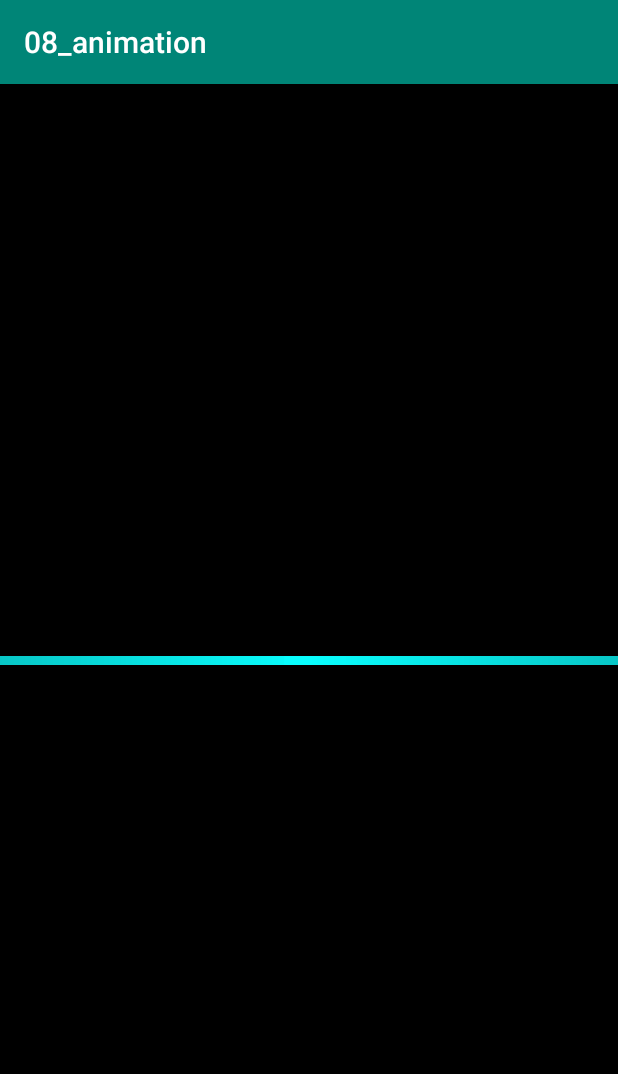
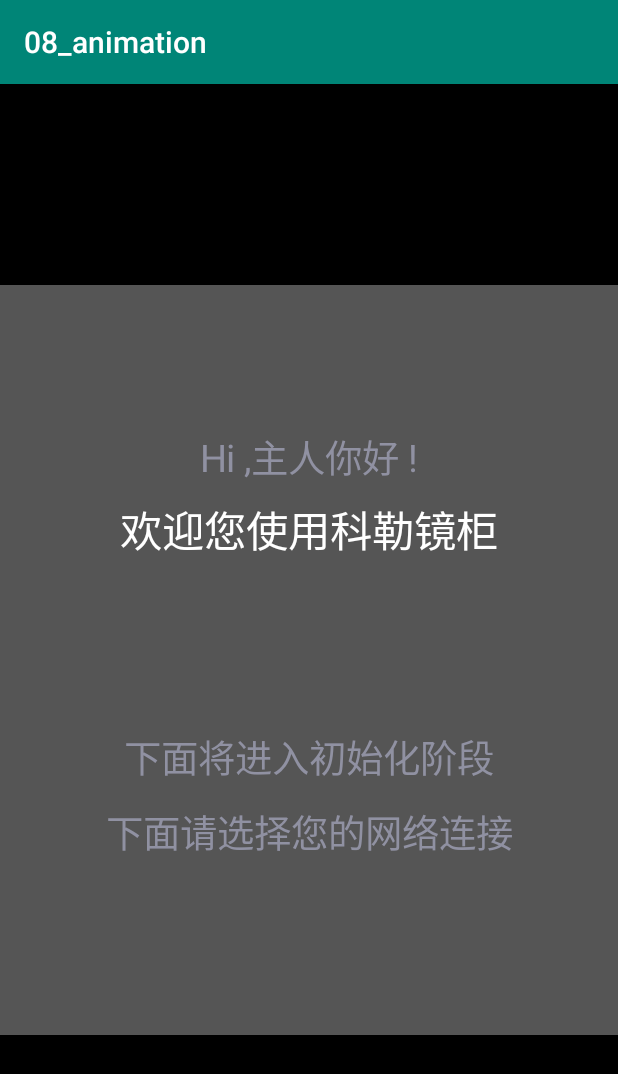
Before and after one commit to onebee/Pomelo, an Android app: the screen it shows after launch (MainActivity), on a phone screen of 412 x 824 dp. Shown: the top 1074 px of the screen. Run offline under Robolectric (Android 15) with nearby library versions, the phone set to English and light mode, and no system bars.

Commit message:
before update

```diff
--- /dev/null
+++ b/08_animation/src/main/java/one/one/com/a08_animation/HaView.java
@@ -0,0 +1,79 @@
+package one.one.com.a08_animation;
+
+import android.content.Context;
+import android.graphics.Canvas;
+import android.graphics.Color;
+import android.graphics.Paint;
+import android.support.annotation.Nullable;
+import android.util.AttributeSet;
+
+/**
+ * @author diaokaibin@gmail.com on 2019/1/24.
+ */
+public class HaView extends android.support.v7.widget.AppCompatTextView {
+
+
+    private float TEXT_SIZE_SMALL = Utils.dp2px(25);
+    private float TEXT_SIZE_BIG = Utils.dp2px(35);
+
+    private float MARGIN = Utils.dp2px(10);
+
+    private Paint mPaint = new Paint(Paint.ANTI_ALIAS_FLAG);
+    private Paint.FontMetrics mFontMetrics = new Paint.FontMetrics();
+
+    float haSize = 0;
+    int haColor = 0;
+
+
+    int[] colors = {0xFF9091A2,
+            0xFFA9AAB8,
+            0xFFBEBFC9,
+            0xFFDBDBE2,
+            0xFFFFFFFF,
+            0xFFFFFFFF,
+            0xFFFFFFFF,
+
+    };
+
+
+    public int getHaColor() {
+        return haColor;
+    }
+
+    public void setHaColor(int haColor) {
+        this.haColor = haColor;
+        invalidate();
+    }
+
+    public float getHaSize() {
+        return haSize;
+    }
+
+    public void setHaSize(float haSize) {
+        this.haSize = haSize;
+        invalidate();
+    }
+
+    {
+        mPaint.setTextAlign(Paint.Align.CENTER);
+        mPaint.setTextSize(TEXT_SIZE_BIG);
+        mPaint.setColor(Color.GRAY);
+        mPaint.getFontMetrics(mFontMetrics);
+
+    }
+
+    public HaView(Context context, @Nullable AttributeSet attrs) {
+        super(context, attrs);
+    }
+
+    @Override
+    protected void onDraw(Canvas canvas) {
+
+        float verticalOffset = -mFontMetrics.top;
+        mPaint.setTextSize(TEXT_SIZE_SMALL + haSize);
+        mPaint.setColor(colors[haColor]);
+        canvas.drawText(getText().toString(), getWidth() / 2, getHeight() / 2, mPaint);
+
+
+    }
+}
--- a/08_animation/src/main/java/one/one/com/a08_animation/MainActivity.java
+++ b/08_animation/src/main/java/one/one/com/a08_animation/MainActivity.java
@@ -1,100 +1,116 @@
 package one.one.com.a08_animation;
 
-import android.animation.Keyframe;
+import android.animation.Animator;
+import android.animation.AnimatorSet;
 import android.animation.ObjectAnimator;
-import android.animation.PropertyValuesHolder;
 import android.os.Bundle;
 import android.support.v7.app.AppCompatActivity;
 
 public class MainActivity extends AppCompatActivity {
+
+    private AutoScrollTextView auto_tv;
+
+
+    private String s1 = "Hi, 主人您好!";
+    private String s2 = "欢迎您使用科勒镜柜";
+    private String s3 = "下面镜子将进入初始化阶段";
+    private String s4 = "请选择您的网络并连接";
+    private HaView tv1, tv2, tv3, tv4;
 
     @Override
     protected void onCreate(Bundle savedInstanceState) {
         super.onCreate(savedInstanceState);
         setContentView(R.layout.activity_main);
 
-        VoiceLine view = findViewById(R.id.view);
-//        CircleView view1 = findViewById(R.id.view1);
 
-//        ObjectAnimator animator = ObjectAnimator.ofFloat(view1,"RADIUS",Utils.dp2px(100));
+//        VoiceLine view = findViewById(R.id.view);
 //
 //
-//        animator.setStartDelay(2000);
-//        animator.start();
-
-
-//        view.animate()
-//                .translationX(Utils.dp2px(200))
-//                .translationY(100)
-//                .rotation(180)
-//                .setStartDelay(2000)
-//                .start();
-
-//        ObjectAnimator bottomAnimator = ObjectAnimator.ofFloat(view,"bottomFlip",45);
 //
-////        animator.setStartDelay(1000);
-//        bottomAnimator.setDuration(1500);
-////        animator.start();
-//
-//        ObjectAnimator topAnimator = ObjectAnimator.ofFloat(view,"topFlip",-45);
-//        topAnimator.setDuration(1500);
-//
-//        ObjectAnimator flipRotationAnimator = ObjectAnimator.ofFloat(view,"flipRotation",270);
-//        flipRotationAnimator.setDuration(1500);
-//
-//        AnimatorSet animatorSet = new AnimatorSet();
-//
-//        animatorSet.playSequentially(bottomAnimator,flipRotationAnimator,topAnimator);
-//        animatorSet.setStartDelay(1000);
-//        animatorSet.start();
-
-
-        // 三个一起  同一个View 多个属性 同时改变
-//        PropertyValuesHolder bottomFlipHolder = PropertyValuesHolder.ofFloat("bottomFlip",45);
-//        PropertyValuesHolder topFlipHolder = PropertyValuesHolder.ofFloat("topFlip",-45);
-//        PropertyValuesHolder flipRotationHolder = PropertyValuesHolder.ofFloat("flipRotation",270);
-//
-//
-//        ObjectAnimator objectAnimator = ObjectAnimator.ofPropertyValuesHolder(view,bottomFlipHolder,topFlipHolder,flipRotationHolder);
-//
-//        objectAnimator.setStartDelay(1000);
-//        objectAnimator.start();
-
-
 //        float LENGTH = Utils.dp2px(300);
 //        Keyframe keyframe1 = Keyframe.ofFloat(0, 0);
 //        Keyframe keyframe2 = Keyframe.ofFloat(0.2f, 1.4f * LENGTH);
 //        Keyframe keyframe3 = Keyframe.ofFloat(0.8f, 0.6f * LENGTH);
-//        Keyframe keyframe4 = Keyframe.ofFloat(1, 1 * LENGTH);
-//
-//        PropertyValuesHolder holder = PropertyValuesHolder.ofKeyframe("translationX",keyframe1,keyframe2,keyframe3,keyframe4);
+//        Keyframe keyframe4 = Keyframe.ofFloat(1f,   1 * LENGTH);
+//        Keyframe keyframe5 = Keyframe.ofFloat(0.6f, 0.6f * LENGTH);
+//        Keyframe keyframe6 = Keyframe.ofFloat(0.2f, 0.3f * LENGTH);
+//        Keyframe keyframe7 = Keyframe.ofFloat(0.1f, 0.1f * LENGTH);
+////
+//        PropertyValuesHolder holder = PropertyValuesHolder.ofKeyframe("lengthX",keyframe1,keyframe2,keyframe3,keyframe4,keyframe5,keyframe6,keyframe7);
 //        ObjectAnimator animator = ObjectAnimator.ofPropertyValuesHolder(view,holder);
-//        animator.setDuration(1500);
+//        animator.setDuration(5500);
 //        animator.setStartDelay(1000);
 //        animator.start();
 
+//        String msg = s1 + "\n" + s2 + '\n' + s3 + '\n' + s4;
+//
+//        auto_tv = (AutoScrollTextView) findViewById(R.id.auto_textview);
+//
+//        auto_tv.setText(msg);
+//        auto_tv.init(getWindowManager());
+//        auto_tv.startScroll();
 
 
-        float LENGTH = Utils.dp2px(300);
-        Keyframe keyframe1 = Keyframe.ofFloat(0, 0);
-        Keyframe keyframe2 = Keyframe.ofFloat(0.2f, 1.4f * LENGTH);
-        Keyframe keyframe3 = Keyframe.ofFloat(0.8f, 0.6f * LENGTH);
-        Keyframe keyframe4 = Keyframe.ofFloat(1f,   1 * LENGTH);
-        Keyframe keyframe5 = Keyframe.ofFloat(0.6f, 0.6f * LENGTH);
-        Keyframe keyframe6 = Keyframe.ofFloat(0.2f, 0.3f * LENGTH);
-        Keyframe keyframe7 = Keyframe.ofFloat(0.1f, 0.1f * LENGTH);
-//
-        PropertyValuesHolder holder = PropertyValuesHolder.ofKeyframe("lengthX",keyframe1,keyframe2,keyframe3,keyframe4,keyframe5,keyframe6,keyframe7);
-        ObjectAnimator animator = ObjectAnimator.ofPropertyValuesHolder(view,holder);
-        animator.setDuration(5500);
-        animator.setStartDelay(1000);
-        animator.start();
+        tv1 = findViewById(R.id.tv1);
+        tv2 = findViewById(R.id.tv2);
+        tv3 = findViewById(R.id.tv3);
+        tv4 = findViewById(R.id.tv4);
 
-//        ObjectAnimator animator1 = ObjectAnimator.ofFloat(view,"lengthX",Utils.dp2px(500));
-//        animator1.setDuration(2000);
-//        animator1.setStartDelay(1000);
-//        animator1.start();
-//
+        // 第一阶段
+        ObjectAnimator objectAnimatorTv1Y = ObjectAnimator.ofFloat(tv1, "translationY", -Utils.dp2px(50)).setDuration(2000);
+        ObjectAnimator objectAnimatorTv1Size = ObjectAnimator.ofFloat(tv1, "haSize", 5).setDuration(2000);
+        ObjectAnimator objectAnimatorTv1Color = ObjectAnimator.ofInt(tv1, "haColor", 5).setDuration(2000);
+
+        ObjectAnimator objectAnimatorTv2Y = ObjectAnimator.ofFloat(tv2, "translationY", -Utils.dp2px(50)).setDuration(2000);
+
+        AnimatorSet animatorSet1 = new AnimatorSet();
+        animatorSet1.playTogether(objectAnimatorTv1Y, objectAnimatorTv1Size, objectAnimatorTv1Color,objectAnimatorTv2Y);
+        animatorSet1.start();
+
+
+        // 第二阶段
+        ObjectAnimator objectAnimatorTv1Y2 = ObjectAnimator.ofFloat(tv1, "translationY", -Utils.dp2px(50),-Utils.dp2px(100)).setDuration(2000);
+        ObjectAnimator objectAnimatorTv1Size2 = ObjectAnimator.ofFloat(tv1, "haSize", 5,0).setDuration(2000);
+        ObjectAnimator objectAnimatorTv1Color2= ObjectAnimator.ofInt(tv1, "haColor", 5,0).setDuration(2000);
+
+        ObjectAnimator objectAnimatorTv2Y2 = ObjectAnimator.ofFloat(tv2, "translationY", -Utils.dp2px(50),-Utils.dp2px(100)).setDuration(2000);
+        ObjectAnimator objectAnimatorTv2Size2 = ObjectAnimator.ofFloat(tv2, "haSize", 5).setDuration(2000);
+        ObjectAnimator objectAnimatorTv2Color2 = ObjectAnimator.ofInt(tv2, "haColor", 5).setDuration(2000);
+
+        final AnimatorSet animatorSet2 = new AnimatorSet();
+
+
+        animatorSet2.playTogether(objectAnimatorTv1Y2, objectAnimatorTv1Size2, objectAnimatorTv1Color2,objectAnimatorTv2Y2,objectAnimatorTv2Size2,objectAnimatorTv2Color2);
+
+        animatorSet1.addListener(new Animator.AnimatorListener() {
+            @Override
+            public void onAnimationStart(Animator animation) {
+
+            }
+
+            @Override
+            public void onAnimationEnd(Animator animation) {
+                animatorSet2.start();
+            }
+
+            @Override
+            public void onAnimationCancel(Animator animation) {
+
+            }
+
+            @Override
+            public void onAnimationRepeat(Animator animation) {
+
+            }
+        });
+
+
+
+
+
+
+
+
 
 
     }
--- a/08_animation/src/main/res/layout/activity_main.xml
+++ b/08_animation/src/main/res/layout/activity_main.xml
@@ -1,11 +1,11 @@
 <?xml version="1.0" encoding="utf-8"?>
-<android.support.constraint.ConstraintLayout
+<LinearLayout
     xmlns:android="http://schemas.android.com/apk/res/android"
     xmlns:app="http://schemas.android.com/apk/res-auto"
     xmlns:tools="http://schemas.android.com/tools"
-    android:background="#000000"
     android:layout_width="match_parent"
     android:layout_height="match_parent"
+    android:background="#000000"
     tools:context=".MainActivity">
 
     <!--<one.one.com.a08_animation.CameraView-->
@@ -30,17 +30,87 @@
     <!--/>-->
 
 
-    <one.one.com.a08_animation.VoiceLine
-        android:id="@+id/view"
-        android:layout_width="match_parent"
-        android:layout_height="6dp"
-        app:layout_constraintBottom_toBottomOf="parent"
-        app:layout_constraintTop_toTopOf="parent"
-        android:background="#214CFB"
+    <!--<one.one.com.a08_animation.VoiceLine-->
+    <!--android:id="@+id/view"-->
+    <!--android:layout_width="match_parent"-->
+    <!--android:layout_height="6dp"-->
+    <!--app:layout_constraintBottom_toBottomOf="parent"-->
+    <!--app:layout_constraintTop_toTopOf="parent"-->
+    <!--android:background="#214CFB"-->
 
-        />
+    <!--/>-->
 
     <!--<one.one.com.a08_animation.InteractiveVoiceView-->
     <!--android:layout_width="match_parent"-->
     <!--android:layout_height="100dp"/>-->
+
+    <!--<one.one.com.a08_animation.AutoScrollTextView-->
+    <!--android:id="@+id/auto_textview"-->
+    <!--android:layout_width="match_parent"-->
+    <!--android:layout_height="wrap_content"-->
+    <!--android:gravity="center_horizontal"-->
+    <!--android:padding="5dp" />-->
+
+    <android.support.constraint.ConstraintLayout
+        android:layout_width="match_parent"
+        android:layout_height="500dp"
+        android:layout_gravity="center"
+        android:gravity="bottom"
+        android:orientation="vertical"
+        android:background="#555555"
+        >
+
+        <one.one.com.a08_animation.HaView
+
+            app:layout_constraintTop_toTopOf="parent"
+            app:layout_constraintLeft_toLeftOf="parent"
+            app:layout_constraintRight_toRightOf="parent"
+            android:layout_marginTop="200dp"
+            android:id="@+id/tv1"
+            android:layout_width="match_parent"
+            android:layout_height="50dp"
+            android:gravity="center"
+            android:text="Hi ,主人你好 !"
+            android:textColor="@color/colorGray"
+            android:textSize="25dp"
+            />
+
+        <one.one.com.a08_animation.HaView
+            android:id="@+id/tv2"
+            android:layout_width="match_parent"
+            android:layout_height="50dp"
+            android:gravity="center"
+            android:text="欢迎您使用科勒镜柜"
+            android:textColor="@color/colorGray"
+            app:layout_constraintTop_toBottomOf="@+id/tv1"
+            android:textSize="25dp"
+
+            />
+
+        <one.one.com.a08_animation.HaView
+            android:id="@+id/tv3"
+            android:layout_width="match_parent"
+            app:layout_constraintTop_toBottomOf="@+id/tv2"
+            android:layout_height="50dp"
+            android:gravity="center"
+            android:text="下面将进入初始化阶段"
+            android:textColor="@color/colorGray"
+            android:textSize="25dp"
+
+            />
+
+        <one.one.com.a08_animation.HaView
+            android:id="@+id/tv4"
+            app:layout_constraintTop_toBottomOf="@+id/tv3"
+            android:layout_width="match_parent"
+            android:layout_height="50dp"
+            android:gravity="center"
+            android:text="下面请选择您的网络连接"
+            android:textColor="@color/colorGray"
+            android:textSize="25dp"
+
+            />
     </android.support.constraint.ConstraintLayout>
+
+
+</LinearLayout>
--- a/08_animation/src/main/res/values/colors.xml
+++ b/08_animation/src/main/res/values/colors.xml
@@ -3,4 +3,5 @@
     <color name="colorPrimary">#008577</color>
     <color name="colorPrimaryDark">#00574B</color>
     <color name="colorAccent">#D81B60</color>
+    <color name="colorGray">#FFFFFF</color>
 </resources>
```
Also changed, not shown: 08_animation/src/main/java/one/one/com/a08_animation/AutoScrollTextView.java (added, +180 -0 lines). Lines whose indentation alone changed are shown as unchanged.
